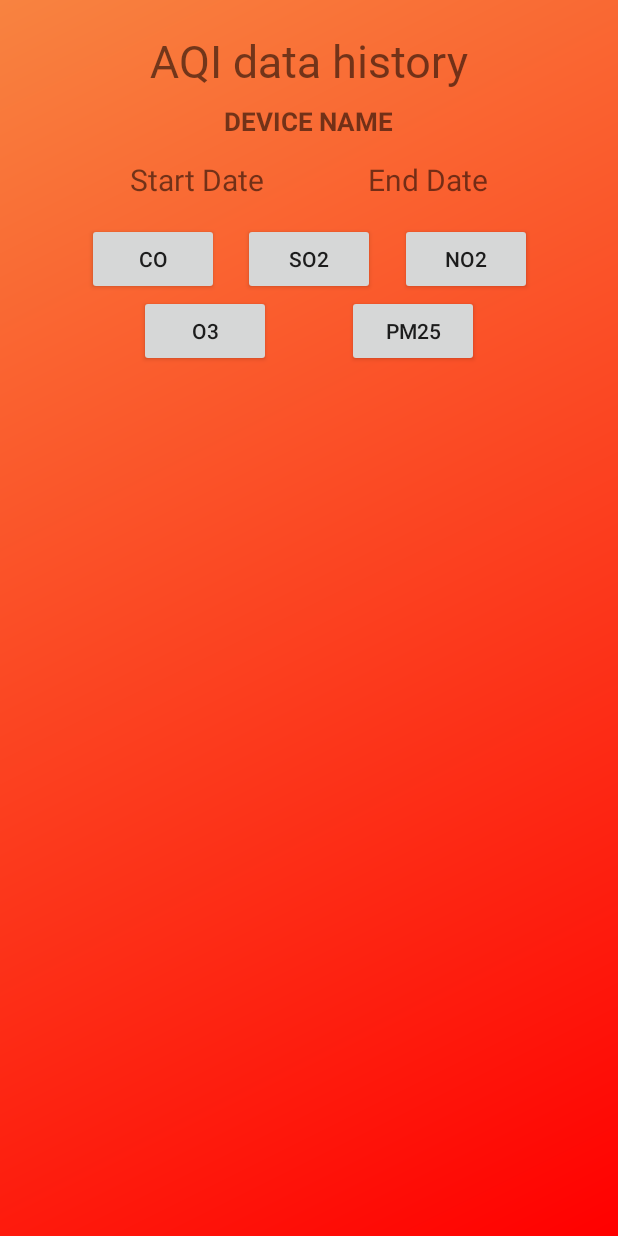
After one commit to seong0318/QI_Rumer_App_project, an Android app: the layout activity_aqi.xml on its own in the app's theme, with its tools: preview values and no code run, on a phone screen of 412 x 824 dp. The commit adds this screen. Run offline under Robolectric (Android 15) with nearby library versions, the phone set to English and light mode, and no system bars.

Commit message:
히스토리 레이아웃작업 - harrison

```diff
--- a/app/src/main/res/drawable/bg_login.xml
+++ b/app/src/main/res/drawable/bg_login.xml
@@ -1,7 +1,7 @@
 <?xml version="1.0" encoding="utf-8"?>
 <shape xmlns:android="http://schemas.android.com/apk/res/android">
     <gradient
-        android:startColor="#FFF"
+        android:startColor="@color/warning_color"
         android:endColor="@color/orange"
         android:angle="135"
 
--- /dev/null
+++ b/app/src/main/res/layout/activity_aqi.xml
@@ -0,0 +1,130 @@
+<?xml version="1.0" encoding="utf-8"?>
+<androidx.constraintlayout.widget.ConstraintLayout xmlns:android="http://schemas.android.com/apk/res/android"
+    xmlns:app="http://schemas.android.com/apk/res-auto"
+    xmlns:tools="http://schemas.android.com/tools"
+    android:layout_width="match_parent"
+    android:layout_height="match_parent"
+    android:background="@drawable/bg_login">
+
+    <TextView
+        android:id="@+id/tv_title"
+        android:layout_width="wrap_content"
+        android:layout_height="wrap_content"
+        android:layout_marginTop="20dp"
+        android:text="AQI data history"
+        android:fontFamily="@font/nanumsquare_aceb"
+        android:textSize="30dp"
+        app:layout_constraintEnd_toEndOf="parent"
+        app:layout_constraintStart_toStartOf="parent"
+        app:layout_constraintTop_toTopOf="parent" />
+
+    <Button
+        android:id="@+id/btn_co"
+        android:layout_width="wrap_content"
+        android:layout_height="wrap_content"
+        android:text="CO"
+        android:layout_marginTop="10dp"
+        app:layout_constraintStart_toStartOf="@id/gl_left"
+        app:layout_constraintTop_toBottomOf="@id/tv_startDate"
+        app:layout_constraintEnd_toStartOf="@id/btn_so2"/>
+
+    <Button
+        android:id="@+id/btn_so2"
+        android:layout_width="wrap_content"
+        android:layout_height="wrap_content"
+        android:text="SO2"
+        android:layout_marginTop="10dp"
+        app:layout_constraintStart_toEndOf="@id/btn_co"
+        app:layout_constraintTop_toBottomOf="@id/tv_startDate"
+        app:layout_constraintEnd_toStartOf="@id/btn_no2"/>
+
+    <Button
+        android:id="@+id/btn_no2"
+        android:layout_width="wrap_content"
+        android:layout_height="wrap_content"
+        android:text="NO2"
+        app:layout_constraintStart_toEndOf="@id/btn_so2"
+        app:layout_constraintEnd_toEndOf="@id/gl_right"
+        app:layout_constraintTop_toTopOf="@id/btn_so2"
+        app:layout_constraintBottom_toBottomOf="@id/btn_so2"/>
+
+    <Button
+        android:id="@+id/btn_o3"
+        android:layout_width="wrap_content"
+        android:layout_height="wrap_content"
+        android:text="O3"
+        app:layout_constraintTop_toBottomOf="@id/btn_co"
+        app:layout_constraintStart_toStartOf="@id/gl_left"
+        app:layout_constraintEnd_toStartOf="@id/btn_pm25"/>
+
+    <Button
+        android:id="@+id/btn_pm25"
+        android:layout_width="wrap_content"
+        android:layout_height="wrap_content"
+        android:text="PM25"
+        app:layout_constraintTop_toBottomOf="@id/btn_so2"
+        app:layout_constraintStart_toEndOf="@id/btn_o3"
+        app:layout_constraintEnd_toStartOf="@id/gl_right"/>
+
+    <TextView
+        android:id="@+id/tv_startDate"
+        android:layout_width="wrap_content"
+        android:layout_height="0dp"
+        android:text="Start Date"
+        android:textSize="20dp"
+        android:layout_marginTop="10dp"
+        android:padding="5dp"
+        app:layout_constraintTop_toTopOf="@id/gl_top1"
+        app:layout_constraintStart_toStartOf="@id/gl_left"
+        app:layout_constraintEnd_toStartOf="@id/tv_endDate"/>
+
+
+    <TextView
+        android:id="@+id/tv_endDate"
+        android:layout_width="wrap_content"
+        android:layout_height="0dp"
+        android:text="End Date"
+        android:textSize="20dp"
+        android:layout_marginLeft="19dp"
+        android:layout_marginTop="10dp"
+        android:padding="5dp"
+        app:layout_constraintTop_toTopOf="@id/gl_top1"
+        app:layout_constraintEnd_toEndOf="@id/gl_right"
+        app:layout_constraintStart_toEndOf="@id/tv_startDate"/>
+
+    <TextView
+        android:id="@+id/tv_device_name"
+        android:layout_width="wrap_content"
+        android:layout_height="wrap_content"
+        android:text="DEVICE NAME"
+        android:textStyle="bold"
+        android:layout_marginTop="10dp"
+        android:textSize="17sp"
+        app:layout_constraintStart_toStartOf="@id/gl_left"
+        app:layout_constraintEnd_toEndOf="@id/gl_right"
+        app:layout_constraintTop_toBottomOf="@id/tv_title"
+        app:layout_constraintBottom_toBottomOf="@id/gl_top1"/>
+
+
+
+    <androidx.constraintlayout.widget.Guideline
+        android:id="@+id/gl_top1"
+        android:layout_width="wrap_content"
+        android:layout_height="wrap_content"
+        android:orientation="horizontal"
+        app:layout_constraintGuide_percent="0.11" />
+
+    <androidx.constraintlayout.widget.Guideline
+        android:id="@+id/gl_left"
+        android:layout_width="wrap_content"
+        android:layout_height="wrap_content"
+        android:orientation="vertical"
+        app:layout_constraintGuide_percent="0.1"/>
+
+    <androidx.constraintlayout.widget.Guideline
+        android:id="@+id/gl_right"
+        android:layout_width="wrap_content"
+        android:layout_height="wrap_content"
+        android:orientation="vertical"
+        app:layout_constraintGuide_percent="0.9"/>
+</androidx.constraintlayout.widget.ConstraintLayout>
--- a/app/src/main/res/menu/activity_main_drawer.xml
+++ b/app/src/main/res/menu/activity_main_drawer.xml
@@ -36,10 +36,12 @@
                 android:title="Sensor List View" />
 
             <item
-                android:id="@+id/nav_heart"
+                android:id="@+id/nav_history"
                 android:icon="@drawable/ic_heart_history"
-                android:title="Heart History"
+                android:title="History"
                 />
+
+
         </menu>
     </item>
 
```
Also changed, not shown: app/build.gradle (+8 -1 lines), app/src/main/AndroidManifest.xml (+10 -3 lines), app/src/main/java/com/example/qiplatform_practice1/FragAqi.java (added, +29 -0 lines), app/src/main/java/com/example/qiplatform_practice1/FragHeart.java (added, +97 -0 lines), app/src/main/java/com/example/qiplatform_practice1/History.java (added, +29 -0 lines), app/src/main/java/com/example/qiplatform_practice1/MainActivity.java (+7 -6 lines), app/src/main/java/com/example/qiplatform_practice1/ViewPagerAdapter.java (added, +47 -0 lines), app/src/main/res/layout/activity_heart.xml (renamed from app/src/main/res/layout/activity_heart_history.xml, +59 -8 lines), app/src/main/res/layout/activity_history.xml (added, +63 -0 lines), app/src/main/res/layout/frag_aqi.xml (added, +17 -0 lines), app/src/main/res/layout/frag_heart.xml (added, +14 -0 lines), app/src/main/res/layout/markerview.xml (added, +20 -0 lines), app/src/main/res/drawable/cool.png (added), app/src/main/res/drawable/ic_aqi_history.png (added).
